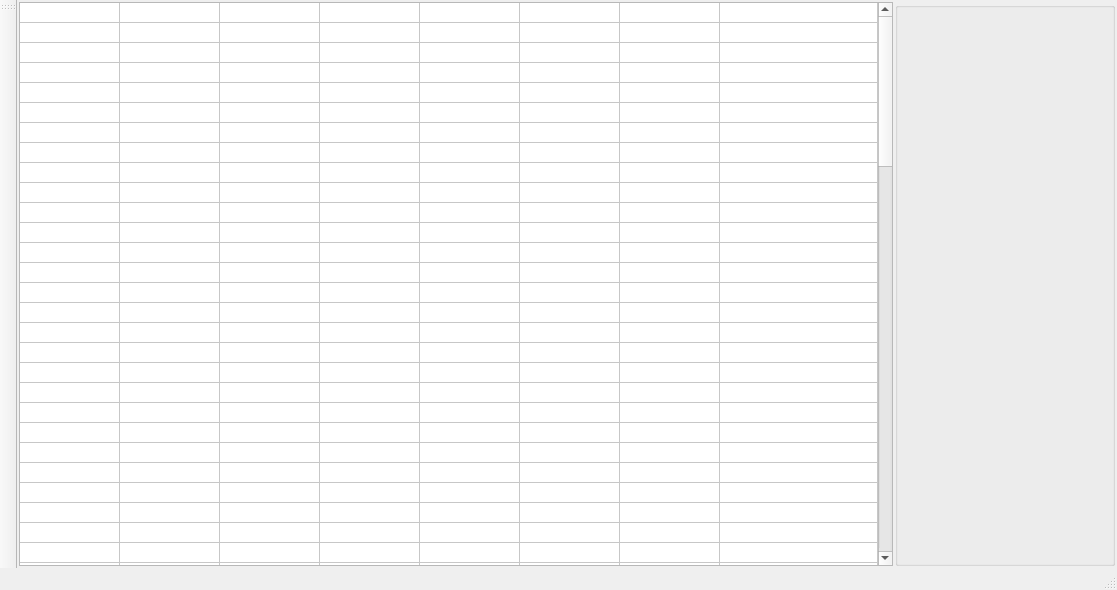
The window that ui/wnd_server.ui (decenfrontier/PyNetAuth) describes before a commit, drawn with Qt 5.
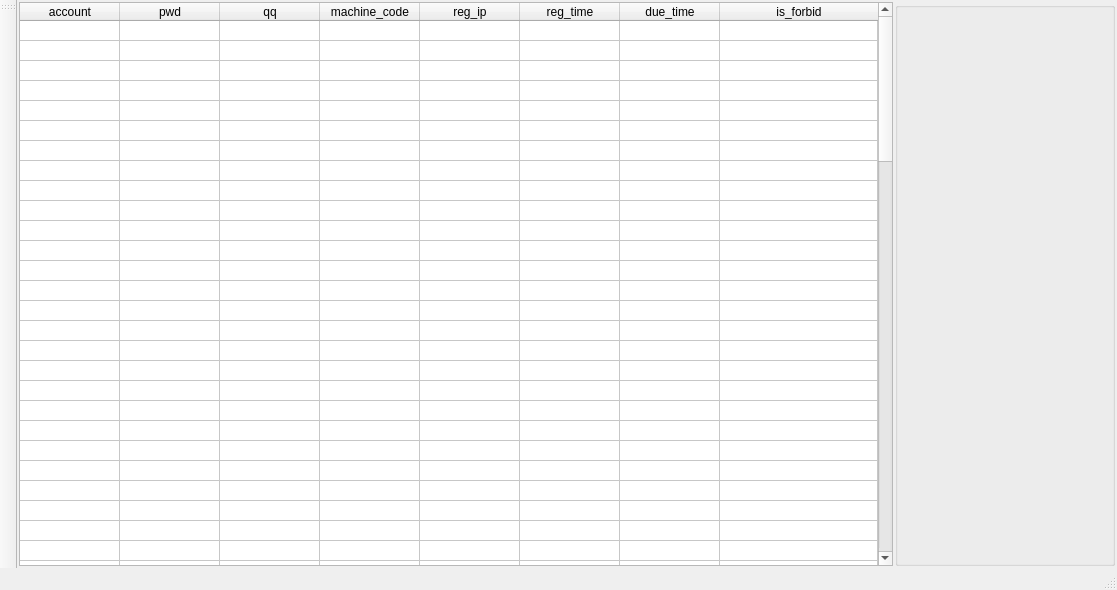
The same window after the commit. The open tabs and pages were chosen to show the change.

The edit to the form file:
```diff
--- a/ui/wnd_server.ui
+++ b/ui/wnd_server.ui
@@ -72,7 +72,7 @@
              <number>100</number>
             </property>
             <attribute name="horizontalHeaderVisible">
-             <bool>false</bool>
+             <bool>true</bool>
             </attribute>
             <attribute name="horizontalHeaderCascadingSectionResizes">
              <bool>false</bool>
@@ -201,7 +201,7 @@
             </column>
             <column>
              <property name="text">
-              <string>email</string>
+              <string>qq</string>
              </property>
             </column>
             <column>
```
Left out of the diff: 2 changed lines with no effect on the pictures.
